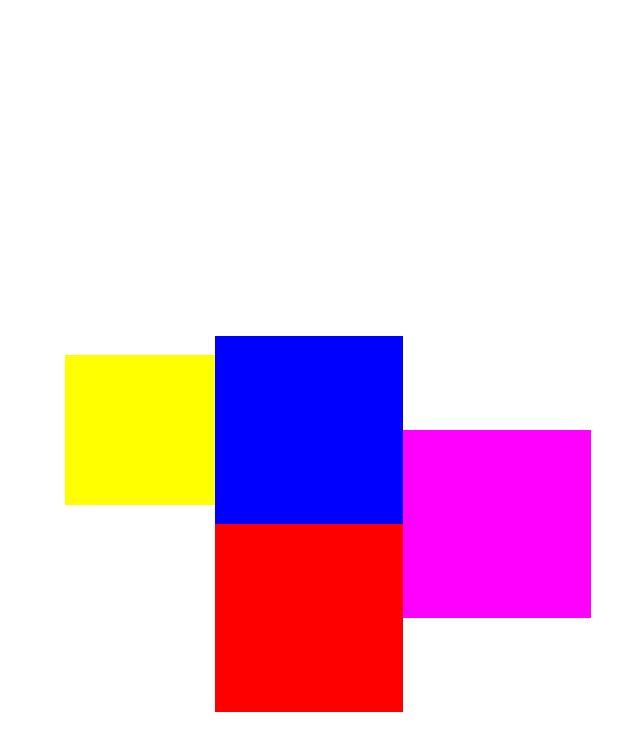
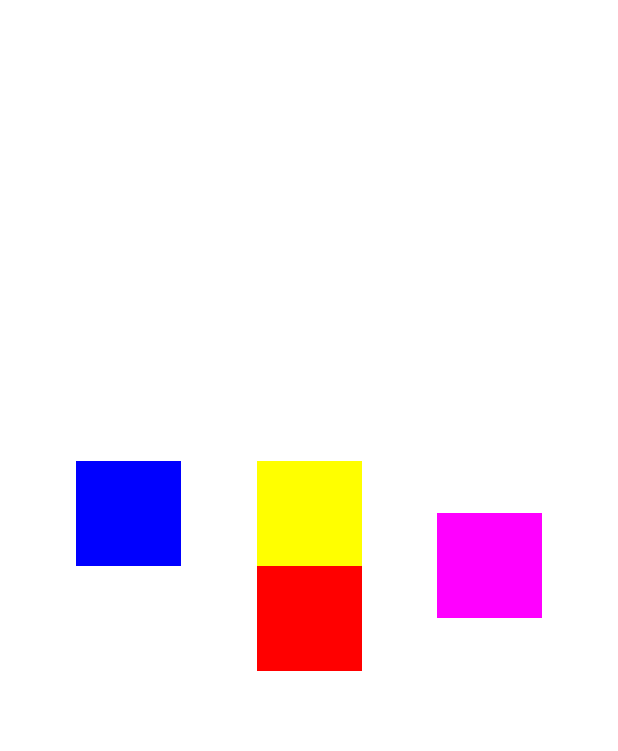
Before and after one commit to Sema1974/My-FirstComposeApp, an Android app built with Jetpack Compose: the @Preview function MyPreview, on a phone screen of 412 x 824 dp. Shown: the top 751 px of the screen. Run offline under Robolectric (Android 15) with nearby library versions, the phone set to English and light mode, and no system bars; our stand-ins replace constraintlayout-compose.

Commit message:
Commit Segundo

```diff
--- a/app/src/main/java/com/example/myfirstcomposeapp/MainActivity.kt
+++ b/app/src/main/java/com/example/myfirstcomposeapp/MainActivity.kt
@@ -31,7 +31,9 @@ import androidx.compose.ui.graphics.Color
 import androidx.compose.ui.tooling.preview.Preview
 import androidx.compose.ui.unit.dp
 import androidx.compose.ui.unit.sp
+import androidx.constraintlayout.compose.ChainStyle
 import androidx.constraintlayout.compose.ConstraintLayout
+import androidx.constraintlayout.widget.Barrier
 import com.example.myfirstcomposeapp.ui.theme.MyFirstComposeAppTheme
 
 
@@ -75,7 +77,9 @@ fun MyPreview() {
         //MyBox()
         //MyColumn()
         //MyRow()
-        GuieLineExample()
+        //GuieLineExample()
+        //BarrierExample()
+        ChainExample()
     }
 }
 @Composable
@@ -161,17 +165,21 @@ fun MyComplexLayout() {
 }
 
 @Composable
-fun ConstraintExample() {
+fun GuieLineExample() {
     ConstraintLayout(modifier = Modifier.fillMaxSize()) {
         val (boxRed, boxBlue, boxYellow, boxMagenta) = createRefs()
+        val glTop = createGuidelineFromTop(0.15f)
+        val glBottom = createGuidelineFromBottom(300.dp)
+        val glStart = createGuidelineFromStart(0.25f)
+        val glEnd = createGuidelineFromEnd(0.15f)
         Box(modifier = Modifier
             .size(125.dp)
             .background(Color.Red)
             .constrainAs(ref = boxRed) {
-                top.linkTo(parent.top)
-                start.linkTo(parent.start)
-                end.linkTo(parent.end)
-                bottom.linkTo(parent.bottom)
+                top.linkTo(glTop)
+                start.linkTo(glStart)
+                end.linkTo(glEnd)
+                bottom.linkTo(glBottom)
             }
         )
         Box(modifier = Modifier
@@ -179,7 +187,7 @@ fun ConstraintExample() {
             .background(Color.Blue)
             .constrainAs(boxBlue) {
                 bottom.linkTo(boxRed.top)
-                start.linkTo(parent.start)
+                start.linkTo(glEnd)
                 end.linkTo(parent.end)
             })
         Box(modifier = Modifier
@@ -200,9 +208,9 @@ fun ConstraintExample() {
             })
     }
 }
-@Preview(showBackground = true)
+
 @Composable
-fun GuieLineExample(){
+fun ConstraintExample(){
     ConstraintLayout(modifier = Modifier.fillMaxSize()) {
         val (boxRed, boxBlue, boxYellow, boxMagenta) = createRefs()
         Box(modifier = Modifier
@@ -241,3 +249,92 @@ fun GuieLineExample(){
             })
     }
 }
+//@Preview(showBackground = true)
+/*@Composable
+fun BarrierExample() {
+    ConstraintLayout(modifier = Modifier.fillMaxSize()) {
+       val (boxRed, boxBlue, boxYellow, boxMagenta) = createRefs()
+        //val bTop = createTopBarrier(0.15f)
+        val bBottom = createBottomBarrier(boxRed, boxBlue)
+        //val bStart= createStartBarrier(0.25f)
+        val bEnd = createEndBarrier(boxRed, boxBlue)
+        Box(modifier = Modifier
+            .size(125.dp)
+            .background(Color.Red)
+            .constrainAs(ref = boxRed) {
+                top.linkTo(glTop)
+                start.linkTo(glStart)
+                end.linkTo(glEnd)
+                bottom.linkTo(glBottom)
+            }
+        )
+        Box(modifier = Modifier
+            .size(125.dp)
+            .background(Color.Blue)
+            .constrainAs(boxBlue) {
+                bottom.linkTo(boxRed.top)
+                start.linkTo(glEnd)
+                end.linkTo(parent.end)
+            })
+        Box(modifier = Modifier
+            .size(100.dp)
+            .background(Color.Yellow)
+            .constrainAs(boxYellow) {
+                end.linkTo(boxBlue.start)
+                top.linkTo(boxBlue.top)
+                bottom.linkTo(boxBlue.bottom)
+            })
+        Box(modifier = Modifier
+            .size(125.dp)
+            .background(Color.Magenta)
+            .constrainAs(boxMagenta) {
+                start.linkTo(boxRed.end)
+                top.linkTo(boxBlue.top)
+                bottom.linkTo(boxRed.bottom)
+            })
+    }
+}*/
+@Preview
+@Composable
+fun ChainExample(){
+    ConstraintLayout(modifier = Modifier.fillMaxSize()) {
+        val (boxRed, boxBlue, boxYellow, boxMagenta) = createRefs()
+        val size = 70.dp
+        Box(modifier = Modifier
+            .size(size)
+            .background(Color.Red)
+            .constrainAs(ref = boxRed){
+                top.linkTo(parent.top)
+                start.linkTo(parent.start)
+                end.linkTo(parent.end)
+                bottom.linkTo(parent.bottom)
+            }
+        )
+        Box(modifier = Modifier
+            .size(size)
+            .background(Color.Blue)
+            .constrainAs(boxBlue){
+                bottom.linkTo(boxRed.top)
+                start.linkTo(parent.start)
+                end.linkTo(parent.end)
+            })
+        Box(modifier = Modifier
+            .size(size)
+            .background(Color.Yellow)
+            .constrainAs(boxYellow){
+                end.linkTo(boxBlue.start)
+                top.linkTo(boxBlue.top)
+                bottom.linkTo(boxBlue.bottom)
+            })
+        Box(modifier = Modifier
+            .size(size)
+            .background(Color.Magenta)
+            .constrainAs(boxMagenta){
+                start.linkTo(boxYellow.end)
+                top.linkTo(boxBlue.top)
+                bottom.linkTo(boxRed.bottom)
+            })
+        createHorizontalChain(boxBlue, boxBlue, boxYellow, boxMagenta,
+        chainStyle = ChainStyle.Spread)
+    }
+}
```
